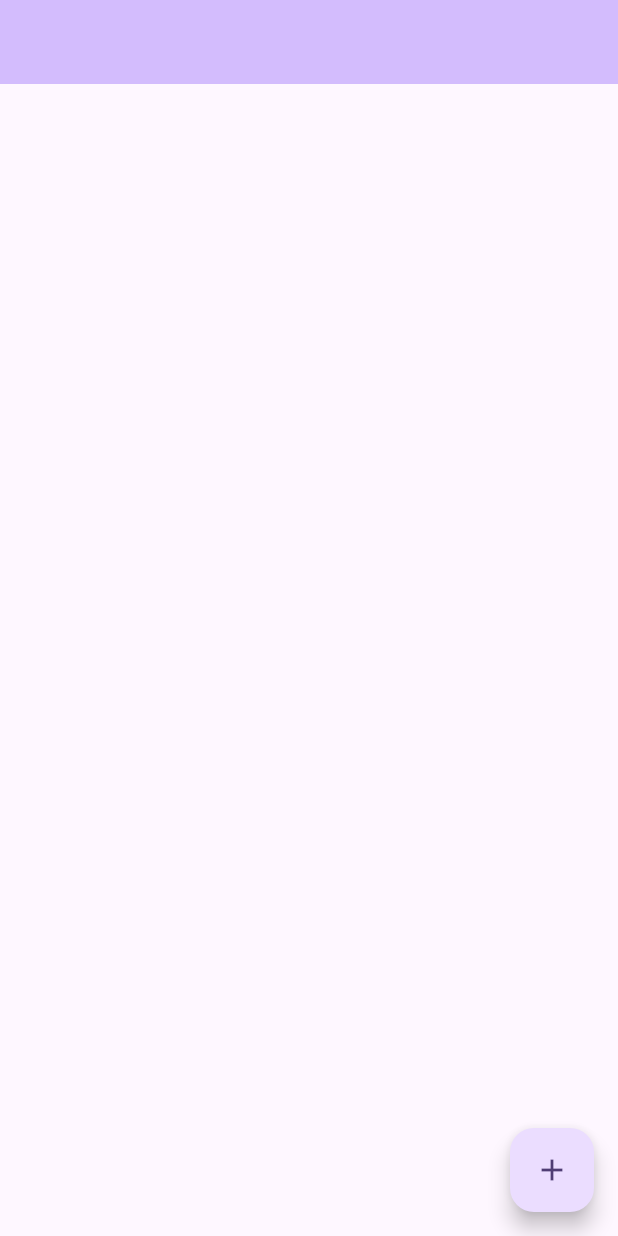
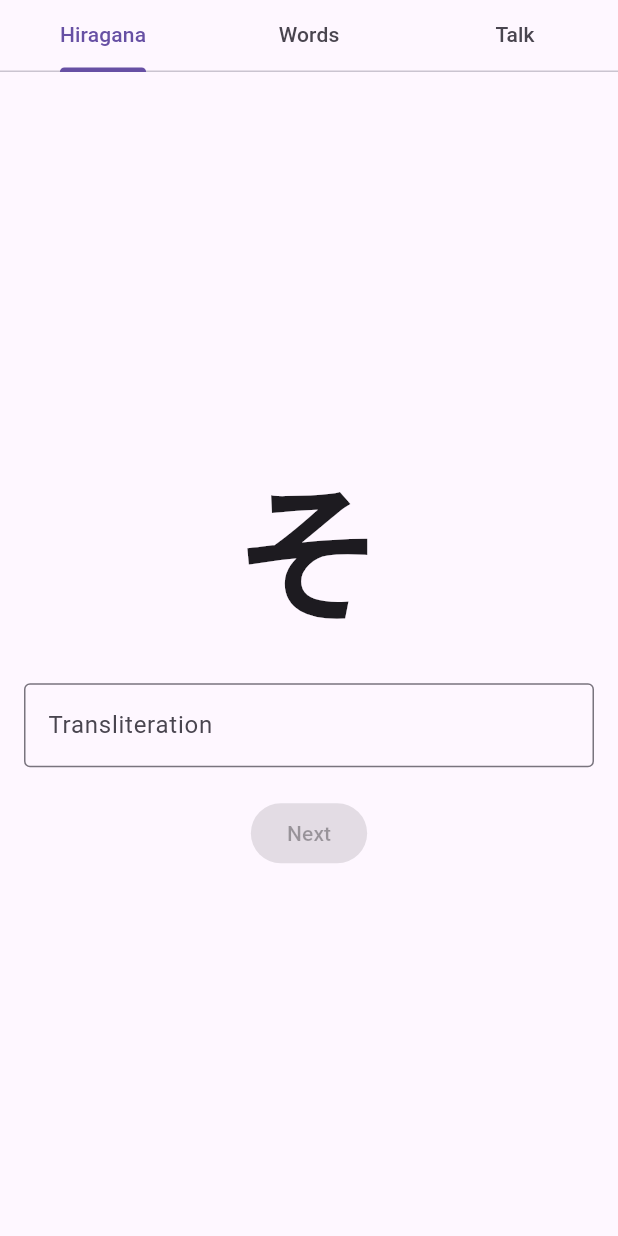
Before and after one commit to Pasqg/japapp, a Flutter app: the screen it shows after launch, on a phone screen of 412 x 824 dp. Run offline on Flutter 3.47's test engine with Material 3 defaults, Android fonts, the phone set to English and light mode, and no system bars.

Commit message:
Add main page of the app
The MainPage is a tab view, with three tabs:
- Hiragana: practice transliterating hiraganas (perhaps also drawing them)
- Words: dictionary learning and practice
- Talk: chatGpt based conversational partner

This commit adds a basic version of hiragana view,
that draws a random hiragana, displays it and prompts the user for a transliteration. On pressing Enter or the button "next", the app validates the transliteration and displays a correct/incorrect overlay.

```diff
--- a/lib/main.dart
+++ b/lib/main.dart
@@ -1,7 +1,7 @@
 import 'package:flutter/material.dart';
-
+import 'package:japly/ui/main_page.dart';
 void main() {
-  runApp(const MyApp());
+  runApp(MyApp());
 }
 
 class MyApp extends StatelessWidget {
@@ -10,44 +10,11 @@ class MyApp extends StatelessWidget {
   @override
   Widget build(BuildContext context) {
     return MaterialApp(
-      title: '',
+      title: 'Hiragana App',
       theme: ThemeData(
-        colorScheme: ColorScheme.fromSeed(seedColor: Colors.deepPurple),
-        useMaterial3: true,
+        primarySwatch: Colors.purple,
       ),
-      home: const MyHomePage(title: ''),
+      home: MainPage(),
     );
   }
 }
-
-class MyHomePage extends StatefulWidget {
-  const MyHomePage({super.key, required this.title});
-
-  final String title;
-
-  @override
-  State<MyHomePage> createState() => _MyHomePageState();
-}
-
-class _MyHomePageState extends State<MyHomePage> {
-  @override
-  Widget build(BuildContext context) {
-    return Scaffold(
-      appBar: AppBar(
-        backgroundColor: Theme.of(context).colorScheme.inversePrimary,
-        title: Text(widget.title),
-      ),
-      body: Center(
-        child: Column(
-          mainAxisAlignment: MainAxisAlignment.center,
-          children: [],
-        ),
-      ),
-      floatingActionButton: FloatingActionButton(
-        onPressed: () {},
-        tooltip: 'Increment',
-        child: const Icon(Icons.add),
-      ),
-    );
-  }
-}
--- /dev/null
+++ b/lib/ui/main_page.dart
@@ -0,0 +1,192 @@
+import 'dart:async';
+
+import 'package:flutter/material.dart';
+import 'dart:math';
+
+class MainPage extends StatefulWidget {
+  const MainPage({super.key});
+
+  @override
+  MainPageState createState() => MainPageState();
+}
+
+class MainPageState extends State<MainPage>
+    with SingleTickerProviderStateMixin {
+  late TabController _tabController;
+  final TextEditingController _textEditingController = TextEditingController();
+  String _currentHiragana = '';
+  bool _isNextHiraganaDisabled = true;
+  GlobalKey<ScaffoldState> _scaffoldKey = GlobalKey<ScaffoldState>();
+
+  final Map<String, String> _hiraganaMap = {
+    'あ': 'a',
+    'い': 'i',
+    'う': 'u',
+    'え': 'e',
+    'お': 'o',
+    'か': 'ka',
+    'き': 'ki',
+    'く': 'ku',
+    'け': 'ke',
+    'こ': 'ko',
+    'さ': 'sa',
+    'し': 'shi',
+    'す': 'su',
+    'せ': 'se',
+    'そ': 'so',
+    'た': 'ta',
+    'ち': 'chi',
+    'つ': 'tsu',
+    'て': 'te',
+    'と': 'to',
+    'な': 'na',
+    'に': 'ni',
+    'ぬ': 'nu',
+    'ね': 'ne',
+    'の': 'no',
+    'は': 'ha',
+    'ひ': 'hi',
+    'ふ': 'fu',
+    'へ': 'he',
+    'ほ': 'ho',
+    'ま': 'ma',
+    'み': 'mi',
+    'む': 'mu',
+    'め': 'me',
+    'も': 'mo',
+    'や': 'ya',
+    'ゆ': 'yu',
+    'よ': 'yo',
+    'ら': 'ra',
+    'り': 'ri',
+    'る': 'ru',
+    'れ': 're',
+    'ろ': 'ro',
+    'わ': 'wa',
+    'を': 'wo',
+    'ん': 'n'
+  };
+
+  @override
+  void initState() {
+    super.initState();
+    _tabController = TabController(length: 3, vsync: this);
+    _textEditingController.addListener(_enableDisableNextButton);
+    _generateRandomHiragana();
+  }
+
+  void _generateRandomHiragana() {
+    final random = Random();
+    setState(() {
+      _currentHiragana =
+          _hiraganaMap.keys.elementAt(random.nextInt(_hiraganaMap.length));
+    });
+  }
+
+  void _enableDisableNextButton() {
+    setState(() {
+      _isNextHiraganaDisabled = _textEditingController.text.isEmpty;
+    });
+  }
+
+  void _validateTransliteration() {
+    String transliteration = _textEditingController.text.trim();
+    _textEditingController.clear();
+    if (_hiraganaMap[_currentHiragana] == transliteration) {
+      _showCustomSnackBar('Correct!', Colors.green);
+    } else {
+      _showCustomSnackBar('Incorrect!', Colors.red);
+    }
+    _enableDisableNextButton();
+    _generateRandomHiragana();
+  }
+
+  void _showCustomSnackBar(String message, Color color) {
+    OverlayState overlayState = Overlay.of(context);
+    OverlayEntry overlayEntry = OverlayEntry(
+      builder: (context) => Positioned(
+        top: MediaQuery.of(context).padding.top,
+        left: 0,
+        right: 0,
+        child: Material(
+          color: color,
+          child: Padding(
+            padding: const EdgeInsets.all(8.0),
+            child: Text(
+              message,
+              style: TextStyle(color: Colors.white),
+              textAlign: TextAlign.center,
+            ),
+          ),
+        ),
+      ),
+    );
+    overlayState.insert(overlayEntry);
+    Timer(const Duration(seconds: 2), () {
+      overlayEntry.remove();
+    });
+  }
+
+  @override
+  Widget build(BuildContext context) {
+    return Scaffold(
+      key: _scaffoldKey,
+      appBar: AppBar(
+        toolbarHeight: 0,
+        bottom: TabBar(
+          controller: _tabController,
+          tabs: const [
+            Tab(text: 'Hiragana'),
+            Tab(text: 'Words'),
+            Tab(text: 'Talk'),
+          ],
+        ),
+      ),
+      body: TabBarView(
+        controller: _tabController,
+        children: [
+          _buildHiraganaView(),
+          const Center(child: Text('Coming soon...')),
+          const Center(child: Text('Coming soon...')),
+        ],
+      ),
+    );
+  }
+
+  Widget _buildHiraganaView() {
+    return Center(
+      child: Padding(
+        padding: const EdgeInsets.all(16.0),
+        child: Column(
+          mainAxisAlignment: MainAxisAlignment.center,
+          children: [
+            Text(
+              _currentHiragana,
+              style:
+                  const TextStyle(fontSize: 100, fontWeight: FontWeight.bold),
+            ),
+            const SizedBox(height: 20),
+            TextField(
+              controller: _textEditingController,
+              decoration: const InputDecoration(
+                border: OutlineInputBorder(),
+                labelText: 'Transliteration',
+              ),
+              onSubmitted: (value) {
+                if (!_isNextHiraganaDisabled) {
+                  _validateTransliteration();
+                }
+              },
+            ),
+            const SizedBox(height: 20),
+            ElevatedButton(
+              onPressed:
+                  _isNextHiraganaDisabled ? null : _validateTransliteration,
+              child: const Text('Next'),
+            ),
+          ],
+        ),
+      ),
+    );
+  }
+}
```
